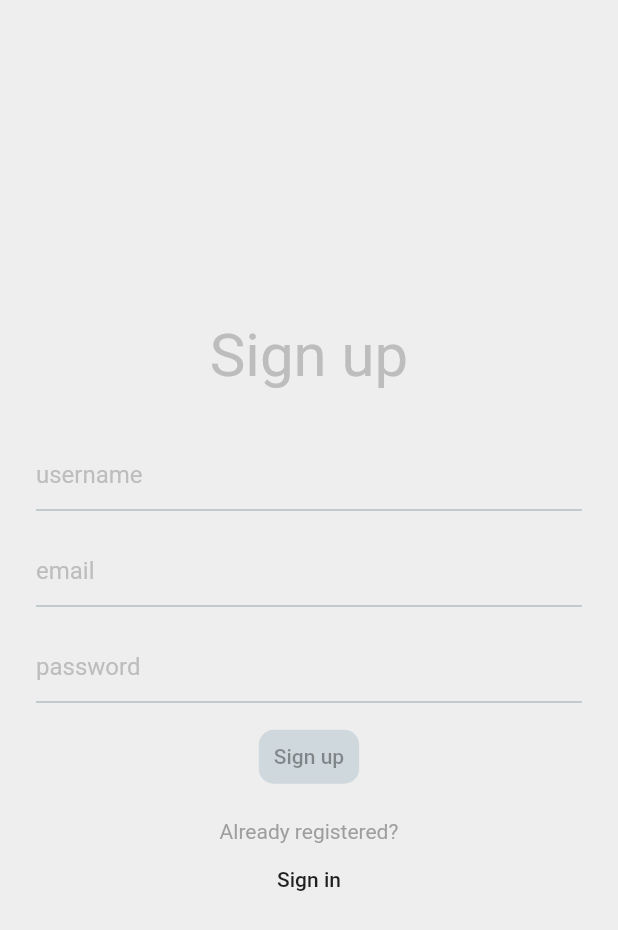
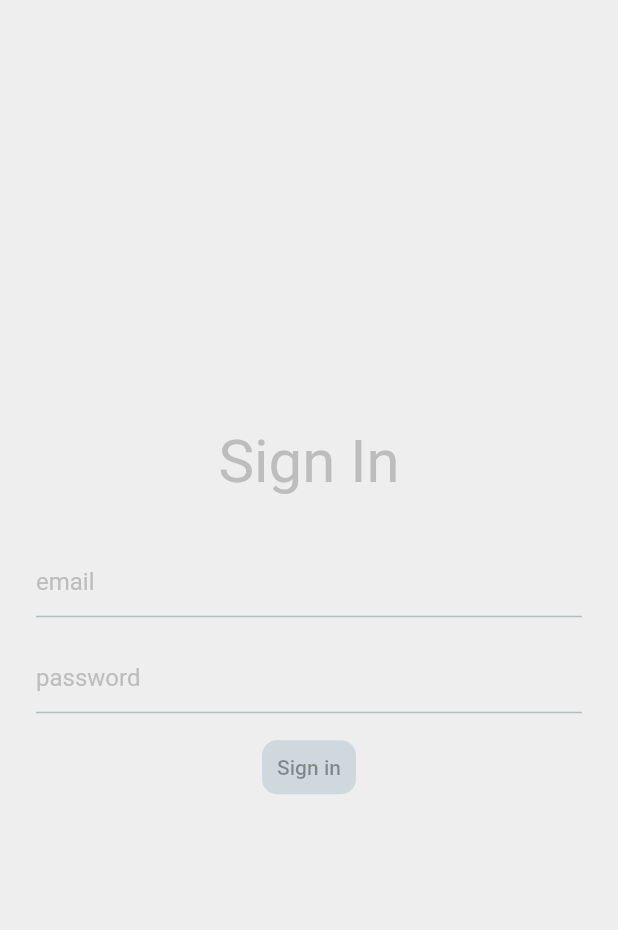
Before and after one commit to jdebecka/movies_flutter, a Flutter app: the SignUpScreen screen opened directly, after a tap on "Sign in", on a phone screen of 412 x 824 dp. Shown: the top 930 px of the screen. Run offline on Flutter 3.47's test engine with Material 2 defaults, Android fonts, the phone set to English and light mode, and no system bars; our stand-ins replace flutter_svg.

Commit message:
Updated login screens

```diff
--- a/lib/main.dart
+++ b/lib/main.dart
@@ -2,16 +2,15 @@ import 'package:flutter/material.dart';
 import 'package:movies/screens/home/home_screen.dart';
 
 void main() {
-  runApp(MyApp());
+  runApp(MovieApp());
 }
 
-class MyApp extends StatelessWidget {
-  // This widget is the root of your application.
+class MovieApp extends StatelessWidget {
   @override
   Widget build(BuildContext context) {
     return MaterialApp(
       debugShowCheckedModeBanner: false,
-      title: 'Movie App',
+      title: 'Movies',
       theme: ThemeData(
         visualDensity: VisualDensity.adaptivePlatformDensity,
       ),
--- a/lib/screens/login/sign_in_screen.dart
+++ b/lib/screens/login/sign_in_screen.dart
@@ -15,7 +15,7 @@ class SignInScreen extends StatelessWidget {
               Container(
                   margin: EdgeInsets.fromLTRB(0.0, 0.0, 0.0, 24.0),
                   child: Text(
-                    'Sign up',
+                    'Sign In',
                     style: TextStyle(
                       color: Colors.grey[400],
                       fontSize: 40,
--- a/lib/screens/login/sign_up_screen.dart
+++ b/lib/screens/login/sign_up_screen.dart
@@ -1,5 +1,6 @@
 import 'package:flutter/cupertino.dart';
 import 'package:flutter/material.dart';
+import 'package:movies/screens/login/sign_in_screen.dart';
 
 class SignUpScreen extends StatelessWidget {
   @override
@@ -42,7 +43,12 @@ class SignUpScreen extends StatelessWidget {
                 ),
               ),
               FlatButton(
-                onPressed: () {},
+                onPressed: () {
+                  Navigator.push(
+                    context,
+                    MaterialPageRoute(builder: (context) => SignInScreen()),
+                  );
+                },
                 child: Text("Sign in"),
               )
             ]),
```
